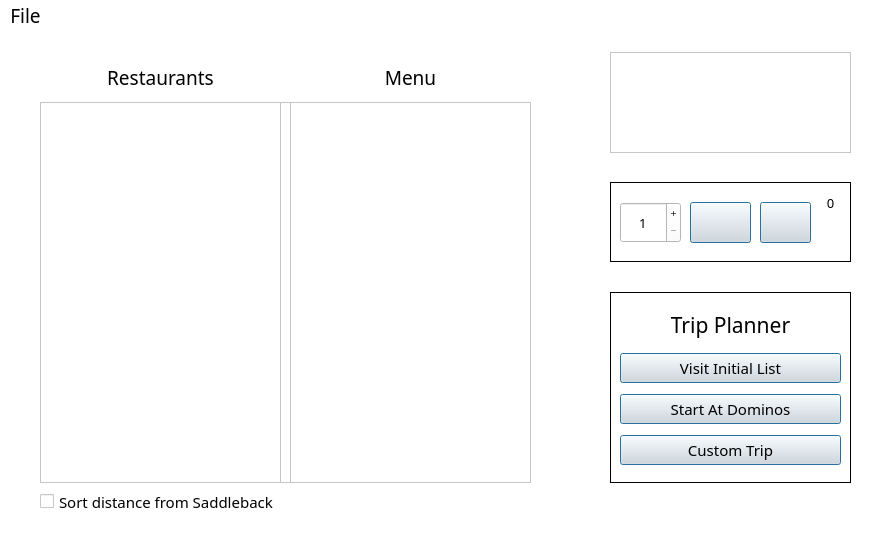
Qt form mainwindow.ui (DannyCamacho/SaddlebackEats) before a commit.
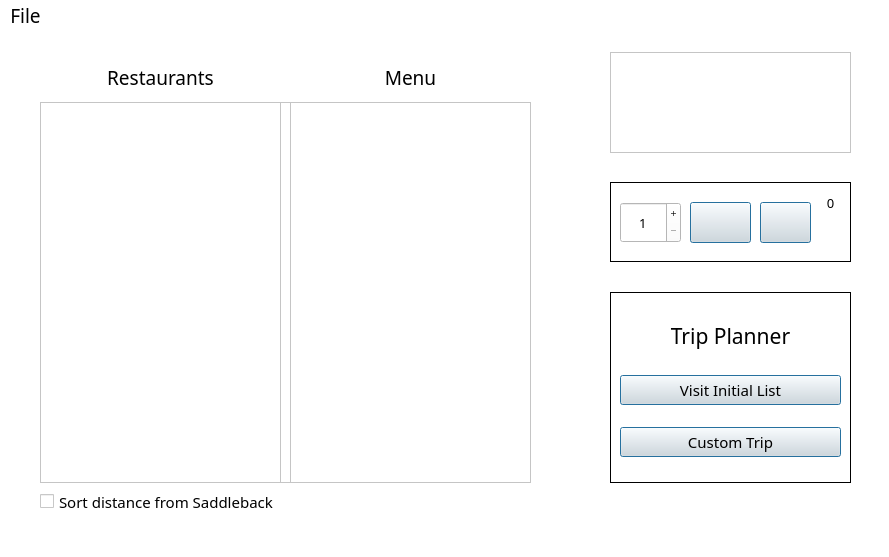
The same form after that commit. Icons and pictures are not drawn.

Commit message: start at dominos button moved to customtrip.ui, shoppingcart.ui changes

Patch:
```diff
--- a/mainwindow.ui
+++ b/mainwindow.ui
@@ -884,40 +884,6 @@
         </property>
        </widget>
       </item>
-      <item>
-       <widget class="QPushButton" name="pushButton_2">
-        <property name="maximumSize">
-         <size>
-          <width>16777215</width>
-          <height>30</height>
-         </size>
-        </property>
-        <property name="font">
-         <font>
-          <family>Bahnschrift</family>
-          <pointsize>11</pointsize>
-          <weight>50</weight>
-          <bold>false</bold>
-         </font>
-        </property>
-        <property name="styleSheet">
-         <string notr="true">background-color: rgb(225, 225, 225);
-color: rgb(0, 0, 0);</string>
-        </property>
-        <property name="text">
-         <string>Start At Dominos</string>
-        </property>
-        <property name="autoDefault">
-         <bool>true</bool>
-        </property>
-        <property name="default">
-         <bool>true</bool>
-        </property>
-        <property name="flat">
-         <bool>false</bool>
-        </property>
-       </widget>
-      </item>
       <item>
        <widget class="QPushButton" name="pushButton_3">
         <property name="maximumSize">
```
The commit also changes 5 other files.
